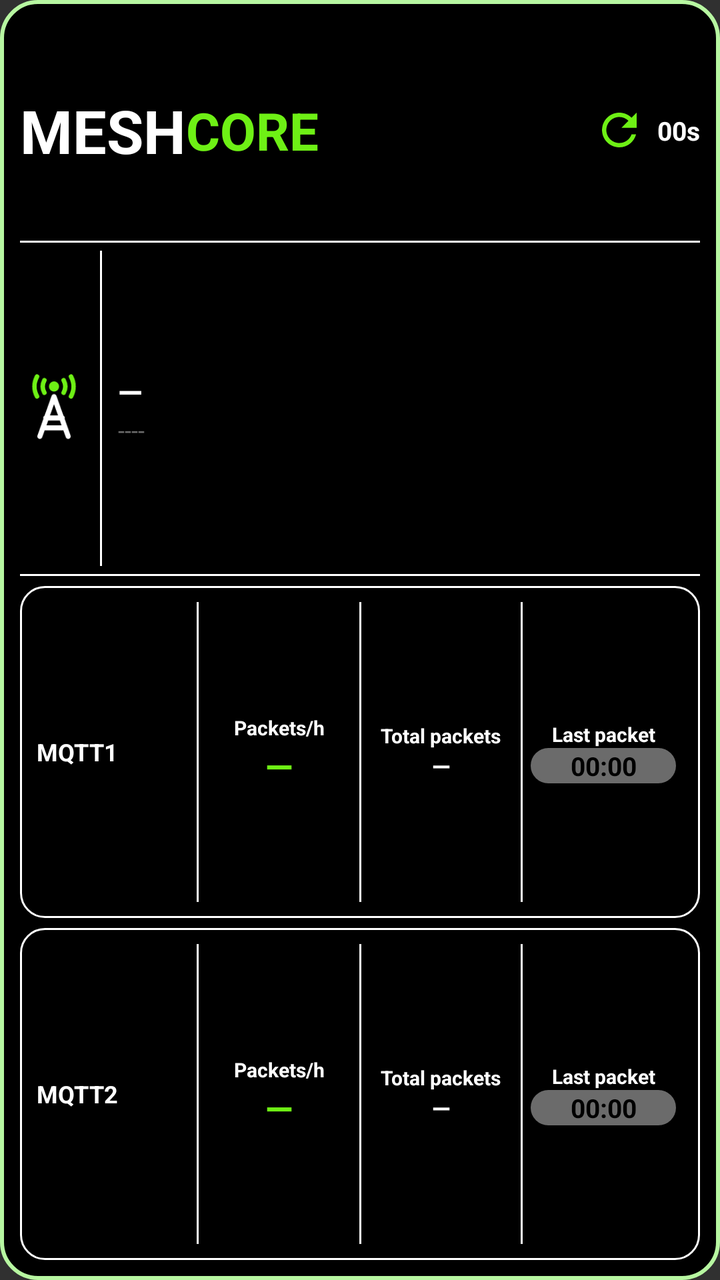
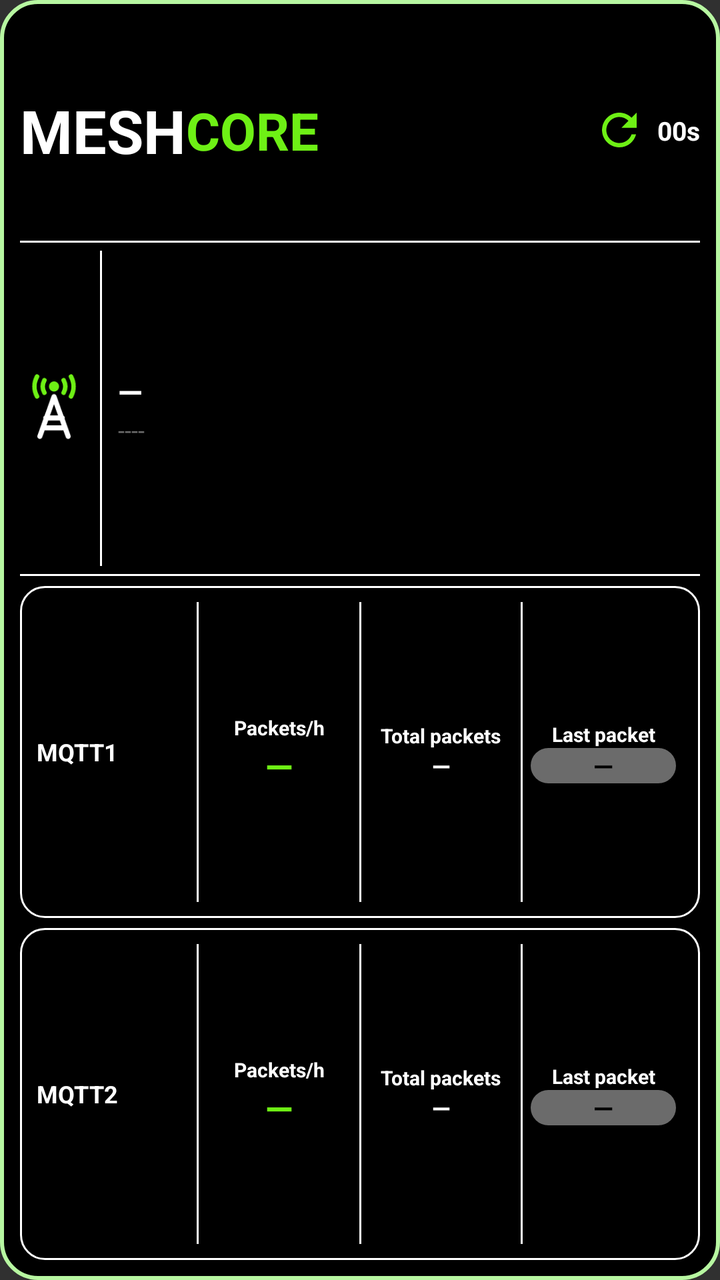

Before-and-after screenshots of an Android layout around one commit, followed by the original layout XML and the change that was made.
<!-- AndroidManifest.xml: application theme android:Theme.Material.NoActionBar -->
<!-- res/layout/widget_observer.xml -->
<?xml version="1.0" encoding="utf-8"?>
<LinearLayout xmlns:android="http://schemas.android.com/apk/res/android"
    android:id="@+id/widget_root"
    android:layout_width="match_parent"
    android:layout_height="match_parent"
    android:orientation="vertical"
    android:padding="10dp"
    android:background="@drawable/widget_bg">

    
    <LinearLayout
        android:layout_width="match_parent"
        android:layout_height="0dp"
        android:layout_weight="2"
        android:orientation="horizontal"
        android:gravity="center_vertical">
        <TextView android:layout_width="wrap_content" android:layout_height="wrap_content"
            android:text="MESH" android:textColor="#FFFFFF" android:textStyle="bold" android:textSize="30sp" android:maxLines="1"/>
        <TextView android:layout_width="wrap_content" android:layout_height="wrap_content"
            android:text="CORE" android:textColor="#6EF015" android:textStyle="bold" android:textSize="26sp" android:maxLines="1"/>
        <FrameLayout android:layout_width="0dp" android:layout_height="1dp" android:layout_weight="1"/>
        <ImageView android:id="@+id/refresh_icon" android:layout_width="26dp" android:layout_height="26dp"
            android:src="@drawable/ic_refresh" android:contentDescription="@null"/>
        <ProgressBar android:id="@+id/refresh_spinner" style="?android:attr/progressBarStyleSmall"
            android:layout_width="26dp" android:layout_height="26dp" android:indeterminate="true"
            android:indeterminateTint="#FFFF9500" android:visibility="gone"/>
        <TextView android:id="@+id/interval_text" android:layout_width="wrap_content" android:layout_height="wrap_content"
            android:layout_marginStart="6dp" android:textColor="#FFFFFF" android:textStyle="bold" android:textSize="13sp" android:maxLines="1" android:text="00s"/>
    </LinearLayout>

    <FrameLayout android:layout_width="match_parent" android:layout_height="1dp" android:background="#FFFFFF"/>

    
    <LinearLayout
        android:layout_width="match_parent"
        android:layout_height="0dp"
        android:layout_weight="3"
        android:orientation="horizontal"
        android:gravity="center_vertical"
        android:paddingTop="4dp" android:paddingBottom="4dp">
        <ImageView android:layout_width="34dp" android:layout_height="34dp"
            android:src="@drawable/ic_tower" android:contentDescription="@null"/>
        <FrameLayout android:layout_width="1dp" android:layout_height="match_parent" android:layout_marginStart="6dp" android:layout_marginEnd="8dp" android:background="#FFFFFF"/>
        <LinearLayout android:layout_width="0dp" android:layout_height="wrap_content" android:layout_weight="1" android:orientation="vertical" android:gravity="center_vertical">
            <TextView android:id="@+id/obs_name" android:layout_width="match_parent" android:layout_height="wrap_content"
                android:text="—" android:textColor="#FFFFFF" android:textStyle="bold" android:textSize="16sp" android:maxLines="1" android:ellipsize="end"/>
            <TextView android:id="@+id/obs_hash" android:layout_width="match_parent" android:layout_height="wrap_content"
                android:text="----" android:textColor="#6B6B6B" android:textSize="12sp" android:maxLines="1" android:ellipsize="end"/>
        </LinearLayout>
    </LinearLayout>

    <FrameLayout android:layout_width="match_parent" android:layout_height="1dp" android:background="#FFFFFF" android:layout_marginBottom="5dp"/>

    
    <LinearLayout
        android:layout_width="match_parent" android:layout_height="0dp" android:layout_weight="3"
        android:orientation="horizontal" android:gravity="center_vertical"
        android:background="@drawable/card_outline" android:padding="8dp">
        <LinearLayout android:layout_width="0dp" android:layout_height="wrap_content" android:layout_weight="3" android:orientation="horizontal" android:gravity="center_vertical">
            <TextView android:layout_width="wrap_content" android:layout_height="wrap_content" android:id="@+id/m1_title" android:text="MQTT1" android:textColor="#FFFFFF" android:textStyle="bold" android:gravity="center" android:textSize="12sp" android:maxLines="1"/>
        </LinearLayout>
        <FrameLayout android:layout_width="1dp" android:layout_height="match_parent" android:background="#FFFFFF"/>
        <LinearLayout android:layout_width="0dp" android:layout_height="wrap_content" android:layout_weight="3" android:orientation="vertical" android:gravity="center_horizontal">
            <TextView android:layout_width="match_parent" android:layout_height="wrap_content" android:text="Packets/h" android:textColor="#FFFFFF" android:textStyle="bold" android:gravity="center" android:textSize="10sp" android:maxLines="1" android:autoSizeTextType="uniform" android:autoSizeMinTextSize="6sp" android:autoSizeMaxTextSize="10sp" android:autoSizeStepGranularity="1sp"/>
            <TextView android:id="@+id/m1_hour" android:layout_width="match_parent" android:layout_height="wrap_content" android:text="—" android:textColor="#6EF015" android:textStyle="bold" android:gravity="center" android:textSize="18sp" android:maxLines="1" android:autoSizeTextType="uniform" android:autoSizeMinTextSize="14sp" android:autoSizeMaxTextSize="24sp" android:autoSizeStepGranularity="1sp"/>
        </LinearLayout>
        <LinearLayout android:id="@+id/m1_total_col" android:layout_width="0dp" android:layout_height="match_parent" android:layout_weight="3" android:orientation="horizontal" android:gravity="center_vertical">
        <FrameLayout android:layout_width="1dp" android:layout_height="match_parent" android:background="#FFFFFF"/>
        <LinearLayout android:layout_width="0dp" android:layout_height="wrap_content" android:layout_weight="1" android:orientation="vertical" android:gravity="center_horizontal">
            <TextView android:layout_width="match_parent" android:layout_height="wrap_content" android:text="Total packets" android:textColor="#FFFFFF" android:textStyle="bold" android:gravity="center" android:textSize="10sp" android:maxLines="1" android:autoSizeTextType="uniform" android:autoSizeMinTextSize="6sp" android:autoSizeMaxTextSize="10sp" android:autoSizeStepGranularity="1sp"/>
            <TextView android:id="@+id/m1_total" android:layout_width="match_parent" android:layout_height="wrap_content" android:text="—" android:textColor="#FFFFFF" android:textStyle="bold" android:gravity="center" android:textSize="12sp" android:maxLines="1" android:autoSizeTextType="uniform" android:autoSizeMinTextSize="10sp" android:autoSizeMaxTextSize="15sp" android:autoSizeStepGranularity="1sp"/>
        </LinearLayout>
        </LinearLayout>
        <FrameLayout android:layout_width="1dp" android:layout_height="match_parent" android:background="#FFFFFF"/>
        <LinearLayout android:layout_width="0dp" android:layout_height="wrap_content" android:layout_weight="3" android:orientation="vertical" android:gravity="center_horizontal">
            <TextView android:layout_width="match_parent" android:layout_height="wrap_content" android:text="Last packet" android:textColor="#FFFFFF" android:textStyle="bold" android:gravity="center" android:textSize="10sp" android:maxLines="1" android:autoSizeTextType="uniform" android:autoSizeMinTextSize="6sp" android:autoSizeMaxTextSize="10sp" android:autoSizeStepGranularity="1sp"/>
            <Chronometer android:id="@+id/m1_last" android:layout_width="match_parent" android:layout_height="wrap_content" android:gravity="center" android:layout_marginStart="4dp" android:layout_marginEnd="4dp" android:background="@drawable/pill_gray" android:text="—" android:textColor="#000000" android:textStyle="bold" android:textSize="13sp" android:maxLines="1" android:autoSizeTextType="uniform" android:autoSizeMinTextSize="9sp" android:autoSizeMaxTextSize="13sp" android:autoSizeStepGranularity="1sp" android:format="%s" />
        </LinearLayout>
    </LinearLayout>

    <FrameLayout android:layout_width="match_parent" android:layout_height="5dp"/>

    
    <LinearLayout
        android:layout_width="match_parent" android:layout_height="0dp" android:layout_weight="3"
        android:orientation="horizontal" android:gravity="center_vertical"
        android:background="@drawable/card_outline" android:padding="8dp">
        <LinearLayout android:layout_width="0dp" android:layout_height="wrap_content" android:layout_weight="3" android:orientation="horizontal" android:gravity="center_vertical">
            <TextView android:layout_width="wrap_content" android:layout_height="wrap_content" android:id="@+id/m2_title" android:text="MQTT2" android:textColor="#FFFFFF" android:textStyle="bold" android:gravity="center" android:textSize="12sp" android:maxLines="1"/>
        </LinearLayout>
        <FrameLayout android:layout_width="1dp" android:layout_height="match_parent" android:background="#FFFFFF"/>
        <LinearLayout android:layout_width="0dp" android:layout_height="wrap_content" android:layout_weight="3" android:orientation="vertical" android:gravity="center_horizontal">
            <TextView android:layout_width="match_parent" android:layout_height="wrap_content" android:text="Packets/h" android:textColor="#FFFFFF" android:textStyle="bold" android:gravity="center" android:textSize="10sp" android:maxLines="1" android:autoSizeTextType="uniform" android:autoSizeMinTextSize="6sp" android:autoSizeMaxTextSize="10sp" android:autoSizeStepGranularity="1sp"/>
            <TextView android:id="@+id/m2_hour" android:layout_width="match_parent" android:layout_height="wrap_content" android:text="—" android:textColor="#6EF015" android:textStyle="bold" android:gravity="center" android:textSize="18sp" android:maxLines="1" android:autoSizeTextType="uniform" android:autoSizeMinTextSize="14sp" android:autoSizeMaxTextSize="24sp" android:autoSizeStepGranularity="1sp"/>
        </LinearLayout>
        <LinearLayout android:id="@+id/m2_total_col" android:layout_width="0dp" android:layout_height="match_parent" android:layout_weight="3" android:orientation="horizontal" android:gravity="center_vertical">
        <FrameLayout android:layout_width="1dp" android:layout_height="match_parent" android:background="#FFFFFF"/>
        <LinearLayout android:layout_width="0dp" android:layout_height="wrap_content" android:layout_weight="1" android:orientation="vertical" android:gravity="center_horizontal">
            <TextView android:layout_width="match_parent" android:layout_height="wrap_content" android:text="Total packets" android:textColor="#FFFFFF" android:textStyle="bold" android:gravity="center" android:textSize="10sp" android:maxLines="1" android:autoSizeTextType="uniform" android:autoSizeMinTextSize="6sp" android:autoSizeMaxTextSize="10sp" android:autoSizeStepGranularity="1sp"/>
            <TextView android:id="@+id/m2_total" android:layout_width="match_parent" android:layout_height="wrap_content" android:text="—" android:textColor="#FFFFFF" android:textStyle="bold" android:gravity="center" android:textSize="12sp" android:maxLines="1" android:autoSizeTextType="uniform" android:autoSizeMinTextSize="10sp" android:autoSizeMaxTextSize="15sp" android:autoSizeStepGranularity="1sp"/>
        </LinearLayout>
        </LinearLayout>
        <FrameLayout android:layout_width="1dp" android:layout_height="match_parent" android:background="#FFFFFF"/>
        <LinearLayout android:layout_width="0dp" android:layout_height="wrap_content" android:layout_weight="3" android:orientation="vertical" android:gravity="center_horizontal">
            <TextView android:layout_width="match_parent" android:layout_height="wrap_content" android:text="Last packet" android:textColor="#FFFFFF" android:textStyle="bold" android:gravity="center" android:textSize="10sp" android:maxLines="1" android:autoSizeTextType="uniform" android:autoSizeMinTextSize="6sp" android:autoSizeMaxTextSize="10sp" android:autoSizeStepGranularity="1sp"/>
            <Chronometer android:id="@+id/m2_last" android:layout_width="match_parent" android:layout_height="wrap_content" android:layout_marginStart="4dp" android:layout_marginEnd="4dp" android:gravity="center" android:background="@drawable/pill_gray" android:text="—" android:textColor="#000000" android:textStyle="bold" android:textSize="13sp" android:maxLines="1" android:autoSizeTextType="uniform" android:autoSizeMinTextSize="9sp" android:autoSizeMaxTextSize="13sp" android:autoSizeStepGranularity="1sp" android:format="%s" />
        </LinearLayout>
    </LinearLayout>
</LinearLayout>
<!-- resources referenced by this layout -->
<resources>
  <!-- drawable card_outline (drawable) -->
  <?xml version="1.0" encoding="utf-8"?>
  <shape xmlns:android="http://schemas.android.com/apk/res/android" android:shape="rectangle">
      <solid android:color="#000000"/>
      <stroke android:width="1dp" android:color="#FFFFFF"/>
      <corners android:radius="12dp"/>
  </shape>
  <!-- drawable ic_refresh (drawable) -->
  <?xml version="1.0" encoding="utf-8"?>
  <vector xmlns:android="http://schemas.android.com/apk/res/android" android:width="24dp" android:height="24dp" android:viewportWidth="24" android:viewportHeight="24">
      <path android:fillColor="#6EF015" android:pathData="M17.65,6.35C16.2,4.9 14.21,4 12,4c-4.42,0 -7.99,3.58 -7.99,8s3.57,8 7.99,8c3.73,0 6.84,-2.55 7.73,-6h-2.08c-0.82,2.33 -3.04,4 -5.65,4 -3.31,0 -6,-2.69 -6,-6s2.69,-6 6,-6c1.66,0 3.14,0.69 4.22,1.78L13,11h7V4l-2.35,2.35z"/>
  </vector>
  <!-- drawable ic_tower (drawable) -->
  <?xml version="1.0" encoding="utf-8"?>
  <vector xmlns:android="http://schemas.android.com/apk/res/android" android:width="48dp" android:height="48dp" android:viewportWidth="24" android:viewportHeight="24">
      <path android:fillColor="#6EF015" android:pathData="M12,4.4m-1.8,0a1.8,1.8 0,1 1,3.6 0a1.8,1.8 0,1 1,-3.6 0"/>
      <path android:strokeColor="#6EF015" android:strokeWidth="1.6" android:strokeLineCap="round" android:pathData="M8.6,2.2A4.6,4.6 0,0 0,8.6,6.6M15.4,2.2A4.6,4.6 0,0 1,15.4,6.6M6,0.9A7.4,7.4 0,0 0,6,7.9M18,0.9A7.4,7.4 0,0 1,18,7.9"/>
      <path android:strokeColor="#FFFFFF" android:strokeWidth="1.8" android:strokeLineCap="round" android:strokeLineJoin="round" android:pathData="M12,8L7,22M12,8L17,22M9.1,15.5L14.9,15.5M8.2,19L15.8,19"/>
  </vector>
  <!-- drawable pill_gray (drawable) -->
  <?xml version="1.0" encoding="utf-8"?>
  <shape xmlns:android="http://schemas.android.com/apk/res/android" android:shape="rectangle">
      <solid android:color="#6B6B6B"/>
      <corners android:radius="11dp"/>
  </shape>
  <!-- drawable widget_bg (drawable) -->
  <?xml version="1.0" encoding="utf-8"?>
  <shape xmlns:android="http://schemas.android.com/apk/res/android" android:shape="rectangle">
      <solid android:color="#000000"/>
      <stroke android:width="2dp" android:color="#B7F7A1"/>
      <corners android:radius="18dp"/>
  </shape>
</resources>

<!-- the commit's change to res/layout/widget_observer.xml (unified diff, before → after) -->
@@ -25,7 +25,7 @@
             android:layout_width="26dp" android:layout_height="26dp" android:indeterminate="true"
             android:indeterminateTint="#FFFF9500" android:visibility="gone"/>
         <TextView android:id="@+id/interval_text" android:layout_width="wrap_content" android:layout_height="wrap_content"
-            android:layout_marginStart="6dp" android:textColor="#FFFFFF" android:textStyle="bold" android:textSize="13sp" android:maxLines="1" android:text="00s"/>
+            android:layout_marginStart="6dp" android:text="00s" android:textColor="#FFFFFF" android:textStyle="bold" android:textSize="13sp" android:maxLines="1"/>
     </LinearLayout>
 
     <FrameLayout android:layout_width="match_parent" android:layout_height="1dp" android:background="#FFFFFF"/>
@@ -74,7 +74,7 @@
         <FrameLayout android:layout_width="1dp" android:layout_height="match_parent" android:background="#FFFFFF"/>
         <LinearLayout android:layout_width="0dp" android:layout_height="wrap_content" android:layout_weight="3" android:orientation="vertical" android:gravity="center_horizontal">
             <TextView android:layout_width="match_parent" android:layout_height="wrap_content" android:text="Last packet" android:textColor="#FFFFFF" android:textStyle="bold" android:gravity="center" android:textSize="10sp" android:maxLines="1" android:autoSizeTextType="uniform" android:autoSizeMinTextSize="6sp" android:autoSizeMaxTextSize="10sp" android:autoSizeStepGranularity="1sp"/>
-            <Chronometer android:id="@+id/m1_last" android:layout_width="match_parent" android:layout_height="wrap_content" android:gravity="center" android:layout_marginStart="4dp" android:layout_marginEnd="4dp" android:background="@drawable/pill_gray" android:text="—" android:textColor="#000000" android:textStyle="bold" android:textSize="13sp" android:maxLines="1" android:autoSizeTextType="uniform" android:autoSizeMinTextSize="9sp" android:autoSizeMaxTextSize="13sp" android:autoSizeStepGranularity="1sp" android:format="%s" />
+            <TextView android:id="@+id/m1_last" android:layout_width="match_parent" android:layout_height="wrap_content" android:gravity="center" android:layout_marginStart="4dp" android:layout_marginEnd="4dp" android:background="@drawable/pill_gray" android:text="—" android:textColor="#000000" android:textStyle="bold" android:textSize="13sp" android:maxLines="1" android:autoSizeTextType="uniform" android:autoSizeMinTextSize="9sp" android:autoSizeMaxTextSize="13sp" android:autoSizeStepGranularity="1sp"/>
         </LinearLayout>
     </LinearLayout>
 
@@ -103,7 +103,7 @@
         <FrameLayout android:layout_width="1dp" android:layout_height="match_parent" android:background="#FFFFFF"/>
         <LinearLayout android:layout_width="0dp" android:layout_height="wrap_content" android:layout_weight="3" android:orientation="vertical" android:gravity="center_horizontal">
             <TextView android:layout_width="match_parent" android:layout_height="wrap_content" android:text="Last packet" android:textColor="#FFFFFF" android:textStyle="bold" android:gravity="center" android:textSize="10sp" android:maxLines="1" android:autoSizeTextType="uniform" android:autoSizeMinTextSize="6sp" android:autoSizeMaxTextSize="10sp" android:autoSizeStepGranularity="1sp"/>
-            <Chronometer android:id="@+id/m2_last" android:layout_width="match_parent" android:layout_height="wrap_content" android:layout_marginStart="4dp" android:layout_marginEnd="4dp" android:gravity="center" android:background="@drawable/pill_gray" android:text="—" android:textColor="#000000" android:textStyle="bold" android:textSize="13sp" android:maxLines="1" android:autoSizeTextType="uniform" android:autoSizeMinTextSize="9sp" android:autoSizeMaxTextSize="13sp" android:autoSizeStepGranularity="1sp" android:format="%s" />
+            <TextView android:id="@+id/m2_last" android:layout_width="match_parent" android:layout_height="wrap_content" android:layout_marginStart="4dp" android:layout_marginEnd="4dp" android:gravity="center" android:background="@drawable/pill_gray" android:text="—" android:textColor="#000000" android:textStyle="bold" android:textSize="13sp" android:maxLines="1" android:autoSizeTextType="uniform" android:autoSizeMinTextSize="9sp" android:autoSizeMaxTextSize="13sp" android:autoSizeStepGranularity="1sp"/>
         </LinearLayout>
     </LinearLayout>
 </LinearLayout>
